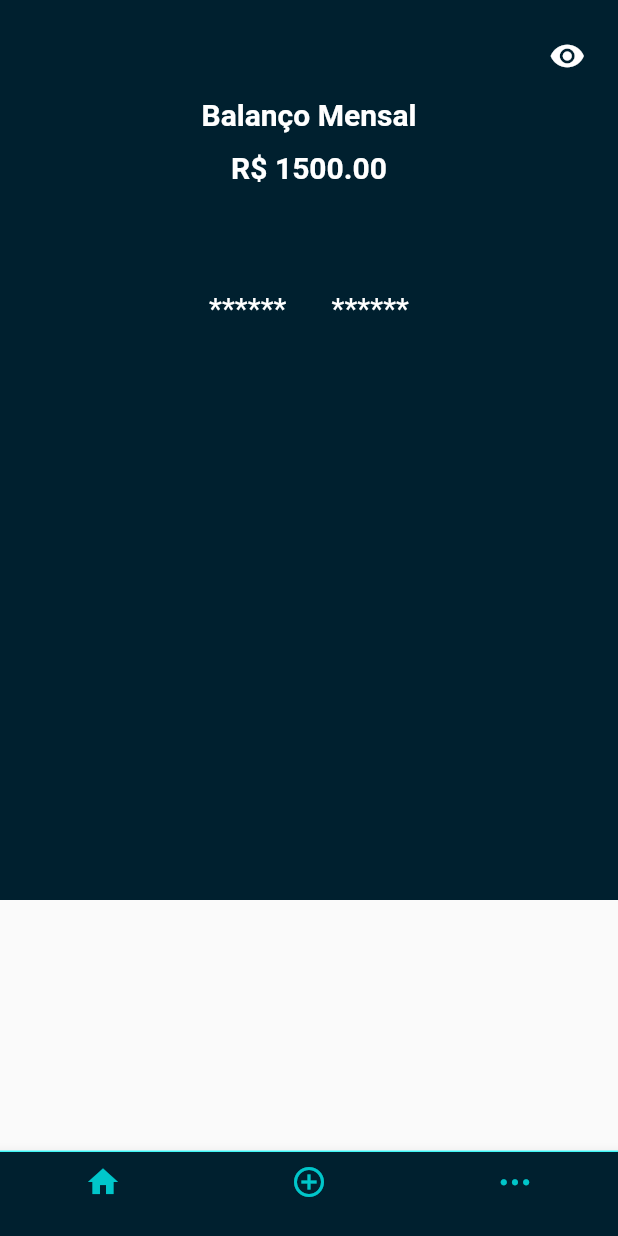
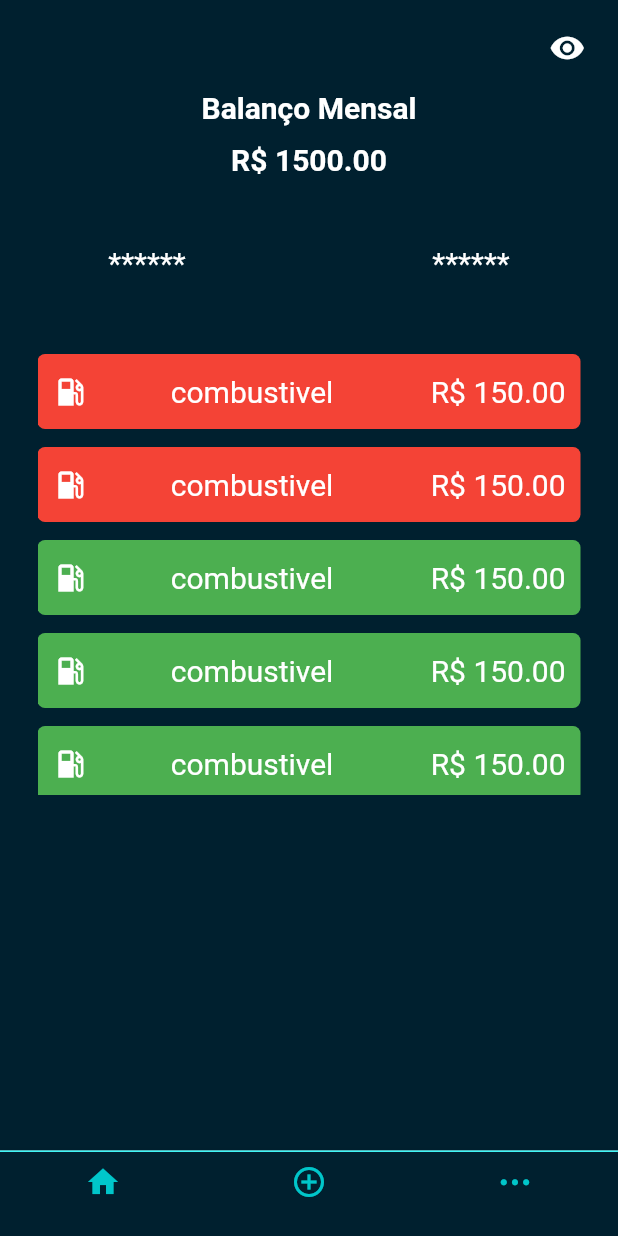
Before and after one commit to YohanToledo/coinomy-app-flutter, a Flutter app: the screen it shows after launch, after a tap on "Login", on a phone screen of 412 x 824 dp. Run offline on Flutter 3.47's test engine with Material 2 defaults, Android fonts, the light colour scheme and no system bars; missing offline and left inert: dart:html.

Commit message:
feat: add screens preferences and add

```diff
--- /dev/null
+++ b/lib/add.dart
@@ -0,0 +1,17 @@
+import 'package:coinomy/global-constants.dart';
+import 'package:coinomy/home.dart';
+import 'package:flutter/material.dart';
+
+class Add extends StatelessWidget {
+  @override
+  Widget build(BuildContext context) {
+    return Container(
+      width: MediaQuery.of(context).size.width,
+      height: MediaQuery.of(context).size.height,
+      decoration: BoxDecoration(
+        color: DARK_COLOR,
+      ),
+      child: Text('Adicionar Transações'),
+    );
+  }
+}
--- a/lib/home.dart
+++ b/lib/home.dart
@@ -11,9 +11,9 @@ class Home extends StatelessWidget {
           child: ListView(children: <Widget>[
             Container(
               alignment: Alignment.center,
-                padding: const EdgeInsets.all(10),
-                width: 100,
-                height: 600, //MediaQuery.of(context).size.height * 0.8,
+              padding: const EdgeInsets.all(5),
+              width: MediaQuery.of(context).size.width,
+              height: MediaQuery.of(context).size.height,
               color: DARK_COLOR,
               child: ListView(children: <Widget>[
                 SizedBox(
@@ -27,43 +27,15 @@ class Home extends StatelessWidget {
                 SizedBox(
                   height: 20,
                 ),
-                  TotalReceitasDespesas()
+                TotalReceitasDespesas(),
+                SizedBox(
+                  height: 30,
+                ),
+                Listagem(context),
               ]),
             ),
           ])),
-        bottomNavigationBar: Container(
-          decoration: BoxDecoration(
-              color: Colors.white,
-              border: Border(top: BorderSide(color: LIGHT_COLOR, width: 1.0))),
-          child: BottomNavigationBar(
-            showSelectedLabels: false,
-            showUnselectedLabels: true,
-            backgroundColor: DARK_COLOR,
-            items: const <BottomNavigationBarItem>[
-              BottomNavigationBarItem(
-                icon: Icon(
-                  Icons.home,
-                  color: LIGHT_COLOR,
-                ),
-                label: "",
-              ),
-              BottomNavigationBarItem(
-                  icon: Icon(
-                    Icons.add_circle_outline,
-                    color: LIGHT_COLOR,
-                  ),
-                  label: "",
-                  backgroundColor: DARK_COLOR),
-              BottomNavigationBarItem(
-                  icon: Icon(
-                    CupertinoIcons.ellipsis,
-                    color: LIGHT_COLOR,
-                  ),
-                  label: "",
-                  backgroundColor: DARK_COLOR),
-            ],
-          ),
-        ));
+    );
   }
 }
 
@@ -110,10 +82,10 @@ Widget TopButtons(BuildContext context) {
 
 Widget TotalReceitasDespesas() {
   return Container(
-      height: 80,
+      height: 30,
       width: 100,
       child: Row(
-        mainAxisAlignment: MainAxisAlignment.center,
+        mainAxisAlignment: MainAxisAlignment.spaceEvenly,
         children: [
           Center(
               child: Text(
@@ -137,3 +109,58 @@ Widget TotalReceitasDespesas() {
         ],
       ));
 }
+
+Widget Listagem(context) {
+  return Container(
+    height: 300,
+    margin: EdgeInsets.fromLTRB(20, 10, 20, 10),
+    child: ListView(children: <Widget>[
+      Card(context, Colors.red),
+      Card(context, Colors.red),
+      Card(context, Colors.green),
+      Card(context, Colors.green),
+      Card(context, Colors.green),
+      Card(context, Colors.red),
+    ]),
+  );
+}
+
+Widget Card(context, Color color) {
+  return Container(
+      width: MediaQuery.of(context).size.width * 0.9,
+      height: 50,
+      padding: EdgeInsets.fromLTRB(10, 10, 10, 10),
+      margin: EdgeInsets.fromLTRB(0, 6, 0, 6),
+      decoration:
+          BoxDecoration(borderRadius: BorderRadius.circular(5), color: color),
+      child: Row(
+        mainAxisAlignment: MainAxisAlignment.spaceBetween,
+        children: const <Widget>[
+          Icon(
+            Icons.local_gas_station,
+            color: Colors.white,
+          ),
+          SizedBox(
+            width: 20,
+          ),
+          Text(
+            'combustivel',
+            style: TextStyle(
+              color: Colors.white,
+              fontSize: FONT_TITLE_SIZE,
+            ),
+          ),
+          SizedBox(
+            width: 30,
+          ),
+          Text(
+            'R\$ 150.00',
+            textAlign: TextAlign.right,
+            style: TextStyle(
+              color: Colors.white,
+              fontSize: FONT_TITLE_SIZE,
+            ),
+          ),
+        ],
+      ));
+}
--- a/lib/login.dart
+++ b/lib/login.dart
@@ -1,6 +1,7 @@
 import 'package:coinomy/global-constants.dart';
 import 'package:coinomy/home.dart';
 import 'package:coinomy/register.dart';
+import 'package:coinomy/screens.dart';
 import 'package:flutter/material.dart';
 
 class Login extends StatelessWidget {
@@ -60,7 +61,7 @@ class Login extends StatelessWidget {
                         onPressed: () {
                           Navigator.push(context,
                               MaterialPageRoute(builder: (context) {
-                            return Home();
+                            return Screens();
                           }));
                         },
                       )),
--- a/lib/main.dart
+++ b/lib/main.dart
@@ -1,5 +1,6 @@
 import 'package:coinomy/login.dart';
 import 'package:coinomy/register.dart';
+import 'package:coinomy/screens.dart';
 import 'package:flutter/material.dart';
 
 void main() {
@@ -11,6 +12,8 @@ class MyApp extends StatelessWidget {
 
   @override
   Widget build(BuildContext context) {
-    return MaterialApp(home: Login());
+    return MaterialApp(
+      home: Login(),
+    );
   }
 }
--- /dev/null
+++ b/lib/preferences.dart
@@ -0,0 +1,18 @@
+import 'package:coinomy/home.dart';
+import 'package:flutter/material.dart';
+
+import 'global-constants.dart';
+
+class Preferences extends StatelessWidget {
+  @override
+  Widget build(BuildContext context) {
+    return Container(
+      width: MediaQuery.of(context).size.width,
+      height: MediaQuery.of(context).size.height,
+      decoration: BoxDecoration(
+        color: DARK_COLOR,
+      ),
+      child: Text('TELA DE CONFIGURAÇÕES'),
+    );
+  }
+}
--- /dev/null
+++ b/lib/screens.dart
@@ -0,0 +1,65 @@
+import 'package:coinomy/add.dart';
+import 'package:coinomy/home.dart';
+import 'package:coinomy/preferences.dart';
+import 'package:flutter/cupertino.dart';
+import 'package:flutter/material.dart';
+
+import 'global-constants.dart';
+
+class Screens extends StatefulWidget {
+  Screens() : super();
+
+  @override
+  _ScreenState createState() => _ScreenState();
+}
+
+class _ScreenState extends State<Screens> {
+  int currentTabIndex = 0;
+  List<Widget> tabs = [Home(), Add(), Preferences()];
+  onTapped(int index) {
+    setState(() {
+      currentTabIndex = index;
+    });
+  }
+
+  @override
+  Widget build(BuildContext context) {
+    return Scaffold(
+        body: tabs[currentTabIndex],
+        bottomNavigationBar: Container(
+          decoration: BoxDecoration(
+              color: Colors.white,
+              border: Border(top: BorderSide(color: LIGHT_COLOR, width: 1.0))),
+          child: BottomNavigationBar(
+            onTap: onTapped,
+            currentIndex: currentTabIndex,
+            showSelectedLabels: false,
+            showUnselectedLabels: true,
+            backgroundColor: DARK_COLOR,
+            items: const <BottomNavigationBarItem>[
+              BottomNavigationBarItem(
+                icon: Icon(
+                  Icons.home,
+                  color: LIGHT_COLOR,
+                ),
+                label: "",
+              ),
+              BottomNavigationBarItem(
+                  icon: Icon(
+                    Icons.add_circle_outline,
+                    color: LIGHT_COLOR,
+                  ),
+                  label: "",
+                  backgroundColor: DARK_COLOR),
+              BottomNavigationBarItem(
+                  icon: Icon(
+                    CupertinoIcons.ellipsis,
+                    color: LIGHT_COLOR,
+                  ),
+                  label: "",
+                  backgroundColor: DARK_COLOR),
+            ],
+          ),
+        ));
+  }
+}
```
Lines whose indentation alone changed are shown as unchanged.
